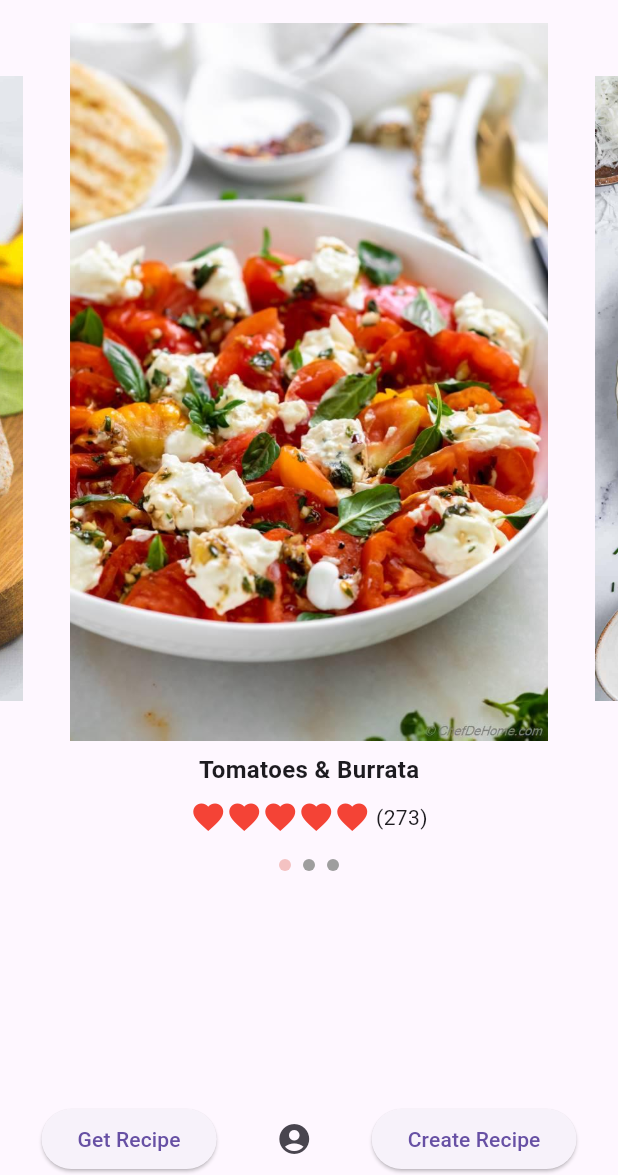
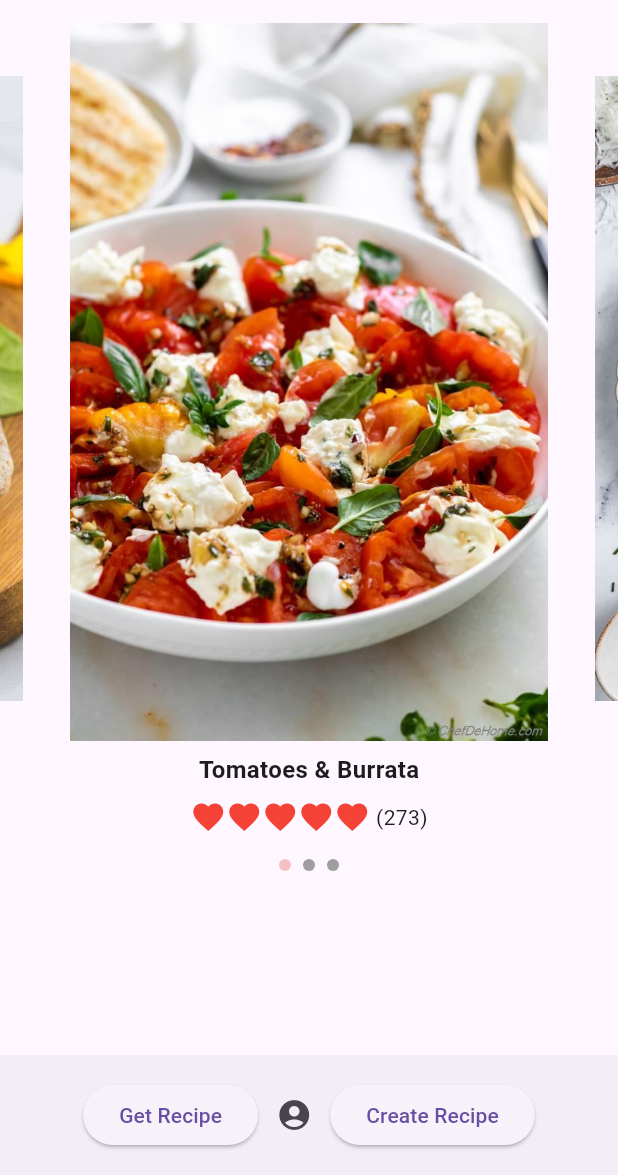
Before and after one commit to YuJieWu5/ten_mins_five_ingredients, a Flutter app: the screen it shows after launch, on a phone screen of 412 x 824 dp, the part 61-1236 px from its top. Run offline on Flutter 3.47's test engine with Material 3 defaults, Android fonts, the phone set to English and light mode, and no system bars; drawn by our look-alikes of carousel_slider.

Commit message:
Fix overflow issue and Use bottomNavigationBar instead of BottomActionBar

```diff
--- a/lib/homepage.dart
+++ b/lib/homepage.dart
@@ -15,14 +15,49 @@ class HomePage extends StatelessWidget {
         ),
         centerTitle: true,
       ),
-      body: Column(
-        children: <Widget>[
-          Expanded(
-            // Use the CarouselWithIndicator widget
-            child: CarouselWithIndicator(),
-          ),
-          BottomActionBar(),
-        ],
+      body: SingleChildScrollView(
+        child:  SizedBox(
+          height: 1000.0,
+          child: CarouselWithIndicator(),
+        ),
+      ),
+      // Column(
+      //     children: <Widget>[
+      //       Expanded(
+      //         // Use the CarouselWithIndicator widget
+      //         child: CarouselWithIndicator(),
+      //       ),
+      //     ],
+      //   ),
+      bottomNavigationBar: BottomAppBar(
+        child: Padding(
+          padding: const EdgeInsets.all(8),
+          child: OverflowBar(
+            overflowAlignment:  OverflowBarAlignment.center,
+            alignment: MainAxisAlignment.center,
+            overflowSpacing: 5.0,
+            children: [
+              ElevatedButton(
+                child: Text('Get Recipe'),
+                onPressed: () {
+                  // Placeholder to implement get function
+                },
+              ),
+              IconButton(
+                icon: const Icon(Icons.account_circle),
+                onPressed: () {
+                  // Placeholder to navigate to profile
+                },
+              ),
+              ElevatedButton(
+                child: Text('Create Recipe'),
+                onPressed: () {
+                  // Placeholder to implement create function
+                },
+              )
+            ],
+          )
+        ),
       ),
     );
   }
```
